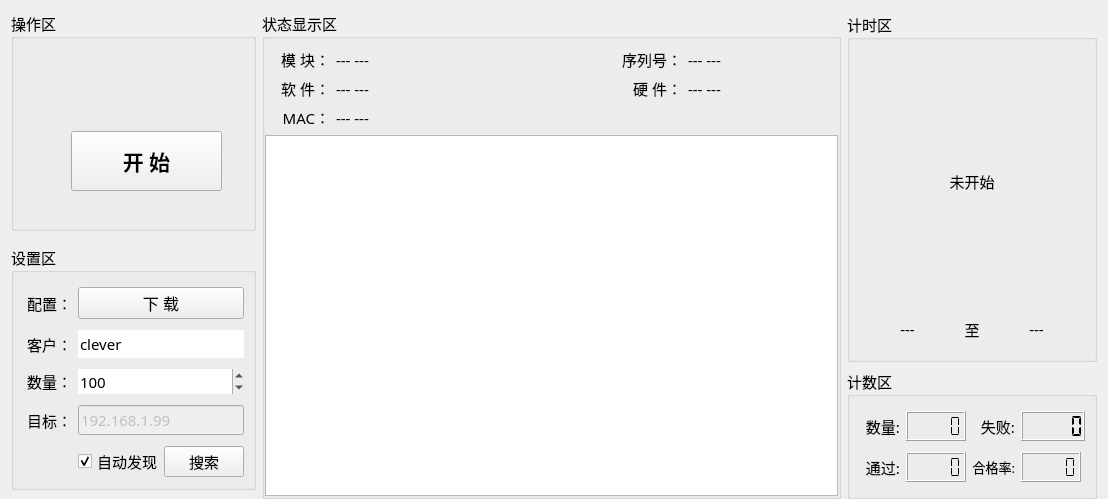
The window that pro_qc/home/home_workwid.ui (ChinaClever/MPro-Tools) describes before a commit, drawn with Qt 5.
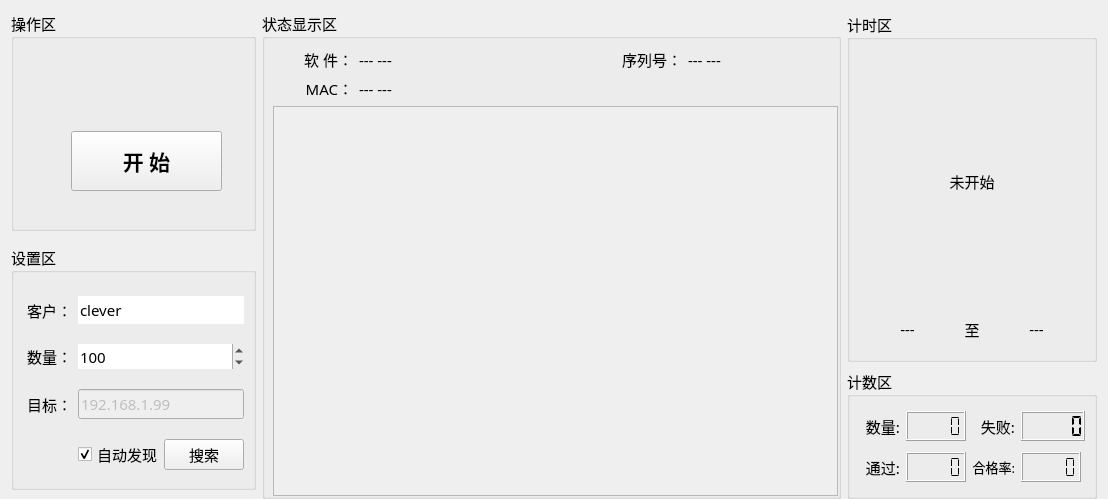
The same window after the commit.

Diff of the .ui file:
```diff
--- a/pro_qc/home/home_workwid.ui
+++ b/pro_qc/home/home_workwid.ui
@@ -2,6 +2,9 @@
 <ui version="4.0">
  <class>Home_WorkWid</class>
  <widget class="QWidget" name="Home_WorkWid">
+  <property name="enabled">
+   <bool>true</bool>
+  </property>
   <property name="geometry">
    <rect>
     <x>0</x>
@@ -123,7 +126,7 @@
      </property>
      <layout class="QGridLayout" name="gridLayout_5">
       <property name="leftMargin">
-       <number>0</number>
+       <number>8</number>
       </property>
       <property name="rightMargin">
        <number>0</number>
@@ -132,59 +135,13 @@
        <number>0</number>
       </property>
       <item row="0" column="0">
-       <widget class="QLabel" name="label_15">
-        <property name="maximumSize">
-         <size>
-          <width>65</width>
-          <height>16777215</height>
-         </size>
-        </property>
-        <property name="text">
-         <string> 模 块：</string>
-        </property>
-        <property name="alignment">
-         <set>Qt::AlignRight|Qt::AlignTrailing|Qt::AlignVCenter</set>
-        </property>
-       </widget>
-      </item>
-      <item row="0" column="1">
-       <widget class="QLabel" name="devLab">
-        <property name="text">
-         <string>--- ---</string>
-        </property>
-       </widget>
-      </item>
-      <item row="0" column="2">
-       <widget class="QLabel" name="label_7">
-        <property name="maximumSize">
-         <size>
-          <width>100</width>
-          <height>16777215</height>
-         </size>
-        </property>
-        <property name="text">
-         <string>序列号：</string>
-        </property>
-        <property name="alignment">
-         <set>Qt::AlignRight|Qt::AlignTrailing|Qt::AlignVCenter</set>
-        </property>
-       </widget>
-      </item>
-      <item row="0" column="3">
-       <widget class="QLabel" name="snLab">
-        <property name="maximumSize">
-         <size>
-          <width>150</width>
-          <height>16777215</height>
-         </size>
-        </property>
-        <property name="text">
-         <string>--- ---</string>
-        </property>
-       </widget>
-      </item>
-      <item row="1" column="0">
        <widget class="QLabel" name="label_14">
+        <property name="maximumSize">
+         <size>
+          <width>80</width>
+          <height>16777215</height>
+         </size>
+        </property>
         <property name="layoutDirection">
          <enum>Qt::LeftToRight</enum>
         </property>
@@ -199,15 +156,15 @@
         </property>
        </widget>
       </item>
-      <item row="1" column="1">
+      <item row="0" column="1">
        <widget class="QLabel" name="fwLab">
         <property name="text">
          <string>--- ---</string>
         </property>
        </widget>
       </item>
-      <item row="1" column="2">
-       <widget class="QLabel" name="label_9">
+      <item row="0" column="2">
+       <widget class="QLabel" name="label_7">
         <property name="maximumSize">
          <size>
           <width>100</width>
@@ -215,15 +172,15 @@
          </size>
         </property>
         <property name="text">
-         <string>硬 件：</string>
+         <string>序列号：</string>
         </property>
         <property name="alignment">
          <set>Qt::AlignRight|Qt::AlignTrailing|Qt::AlignVCenter</set>
         </property>
        </widget>
       </item>
-      <item row="1" column="3">
-       <widget class="QLabel" name="hwLab">
+      <item row="0" column="3">
+       <widget class="QLabel" name="snLab">
         <property name="maximumSize">
          <size>
           <width>150</width>
@@ -235,8 +192,14 @@
         </property>
        </widget>
       </item>
-      <item row="2" column="0">
+      <item row="1" column="0">
        <widget class="QLabel" name="label_16">
+        <property name="maximumSize">
+         <size>
+          <width>80</width>
+          <height>16777215</height>
+         </size>
+        </property>
         <property name="text">
          <string>MAC：</string>
         </property>
@@ -245,17 +208,17 @@
         </property>
        </widget>
       </item>
-      <item row="2" column="1">
+      <item row="1" column="1" colspan="3">
        <widget class="QLabel" name="macLab">
         <property name="text">
          <string>--- ---</string>
         </property>
        </widget>
       </item>
-      <item row="3" column="0" colspan="4">
+      <item row="2" column="0" colspan="4">
        <widget class="QTextEdit" name="textEdit">
         <property name="enabled">
-         <bool>true</bool>
+         <bool>false</bool>
         </property>
         <property name="readOnly">
          <bool>true</bool>
@@ -513,29 +476,17 @@
       <property name="bottomMargin">
        <number>0</number>
       </property>
-      <item row="0" column="0">
-       <widget class="QLabel" name="label_13">
-        <property name="minimumSize">
-         <size>
-          <width>0</width>
-          <height>30</height>
-         </size>
-        </property>
-        <property name="font">
-         <font>
-          <family>微软雅黑</family>
-          <pointsize>11</pointsize>
-         </font>
+      <item row="2" column="1" colspan="2">
+       <widget class="QLineEdit" name="ipEdit">
+        <property name="enabled">
+         <bool>false</bool>
         </property>
         <property name="text">
-         <string>配置：</string>
-        </property>
-        <property name="alignment">
-         <set>Qt::AlignRight|Qt::AlignTrailing|Qt::AlignVCenter</set>
+         <string>192.168.1.99</string>
         </property>
        </widget>
       </item>
-      <item row="1" column="0">
+      <item row="0" column="0">
        <widget class="QLabel" name="label_35">
         <property name="minimumSize">
          <size>
@@ -558,47 +509,6 @@
        </widget>
       </item>
       <item row="1" column="1" colspan="2">
-       <widget class="QLineEdit" name="userEdit">
-        <property name="text">
-         <string>clever</string>
-        </property>
-        <property name="frame">
-         <bool>false</bool>
-        </property>
-        <property name="cursorMoveStyle">
-         <enum>Qt::LogicalMoveStyle</enum>
-        </property>
-        <property name="clearButtonEnabled">
-         <bool>false</bool>
-        </property>
-       </widget>
-      </item>
-      <item row="2" column="0">
-       <widget class="QLabel" name="label_38">
-        <property name="minimumSize">
-         <size>
-          <width>45</width>
-          <height>20</height>
-         </size>
-        </property>
-        <property name="maximumSize">
-         <size>
-          <width>100</width>
-          <height>30</height>
-         </size>
-        </property>
-        <property name="layoutDirection">
-         <enum>Qt::RightToLeft</enum>
-        </property>
-        <property name="text">
-         <string>数量：</string>
-        </property>
-        <property name="alignment">
-         <set>Qt::AlignRight|Qt::AlignTrailing|Qt::AlignVCenter</set>
-        </property>
-       </widget>
-      </item>
-      <item row="2" column="1" colspan="2">
        <widget class="QSpinBox" name="cntSpin">
         <property name="minimumSize">
          <size>
@@ -629,49 +539,32 @@
         </property>
        </widget>
       </item>
-      <item row="3" column="0">
-       <widget class="QLabel" name="label_5">
+      <item row="1" column="0">
+       <widget class="QLabel" name="label_38">
         <property name="minimumSize">
          <size>
           <width>45</width>
-          <height>0</height>
+          <height>20</height>
          </size>
         </property>
+        <property name="maximumSize">
+         <size>
+          <width>100</width>
+          <height>30</height>
+         </size>
+        </property>
+        <property name="layoutDirection">
+         <enum>Qt::RightToLeft</enum>
+        </property>
         <property name="text">
-         <string>目标：</string>
+         <string>数量：</string>
         </property>
         <property name="alignment">
          <set>Qt::AlignRight|Qt::AlignTrailing|Qt::AlignVCenter</set>
         </property>
        </widget>
       </item>
-      <item row="3" column="1" colspan="2">
-       <widget class="QLineEdit" name="ipEdit">
-        <property name="enabled">
-         <bool>false</bool>
-        </property>
-        <property name="text">
-         <string>192.168.1.99</string>
-        </property>
-       </widget>
-      </item>
-      <item row="4" column="1">
-       <widget class="QCheckBox" name="adCheckBox">
-        <property name="maximumSize">
-         <size>
-          <width>80</width>
-          <height>16777215</height>
-         </size>
-        </property>
-        <property name="text">
-         <string>自动发现</string>
-        </property>
-        <property name="checked">
-         <bool>true</bool>
-        </property>
-       </widget>
-      </item>
-      <item row="4" column="2">
+      <item row="3" column="2">
        <widget class="QPushButton" name="findBtn">
         <property name="text">
          <string>搜索</string>
@@ -679,15 +572,53 @@
        </widget>
       </item>
       <item row="0" column="1" colspan="2">
-       <widget class="QPushButton" name="downBtn">
-        <property name="font">
-         <font>
-          <family>微软雅黑</family>
-          <pointsize>12</pointsize>
-         </font>
+       <widget class="QLineEdit" name="userEdit">
+        <property name="text">
+         <string>clever</string>
         </property>
+        <property name="frame">
+         <bool>false</bool>
+        </property>
+        <property name="cursorMoveStyle">
+         <enum>Qt::LogicalMoveStyle</enum>
+        </property>
+        <property name="clearButtonEnabled">
+         <bool>false</bool>
+        </property>
+       </widget>
+      </item>
+      <item row="3" column="1">
+       <widget class="QCheckBox" name="auCheckBox">
+        <property name="enabled">
+         <bool>true</bool>
+        </property>
+        <property name="maximumSize">
+         <size>
+          <width>80</width>
+          <height>16777215</height>
+         </size>
+        </property>
         <property name="text">
-         <string>下 载</string>
+         <string>自动发现</string>
+        </property>
+        <property name="checked">
+         <bool>true</bool>
+        </property>
+       </widget>
+      </item>
+      <item row="2" column="0">
+       <widget class="QLabel" name="label_5">
+        <property name="minimumSize">
+         <size>
+          <width>45</width>
+          <height>0</height>
+         </size>
+        </property>
+        <property name="text">
+         <string>目标：</string>
+        </property>
+        <property name="alignment">
+         <set>Qt::AlignRight|Qt::AlignTrailing|Qt::AlignVCenter</set>
         </property>
        </widget>
       </item>
```
